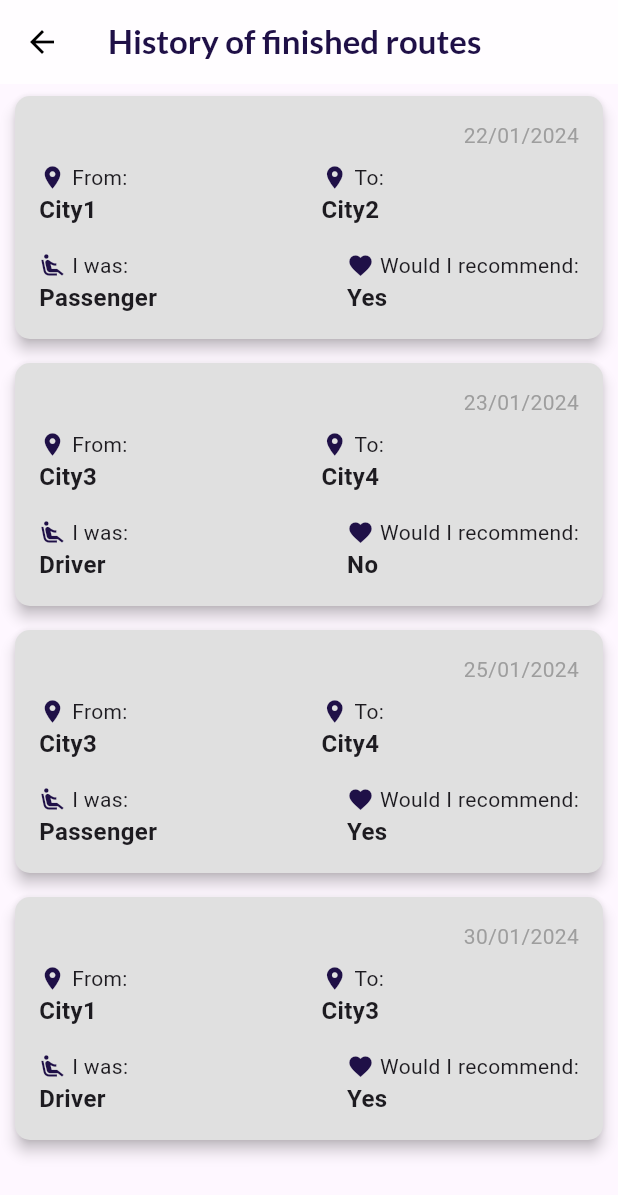
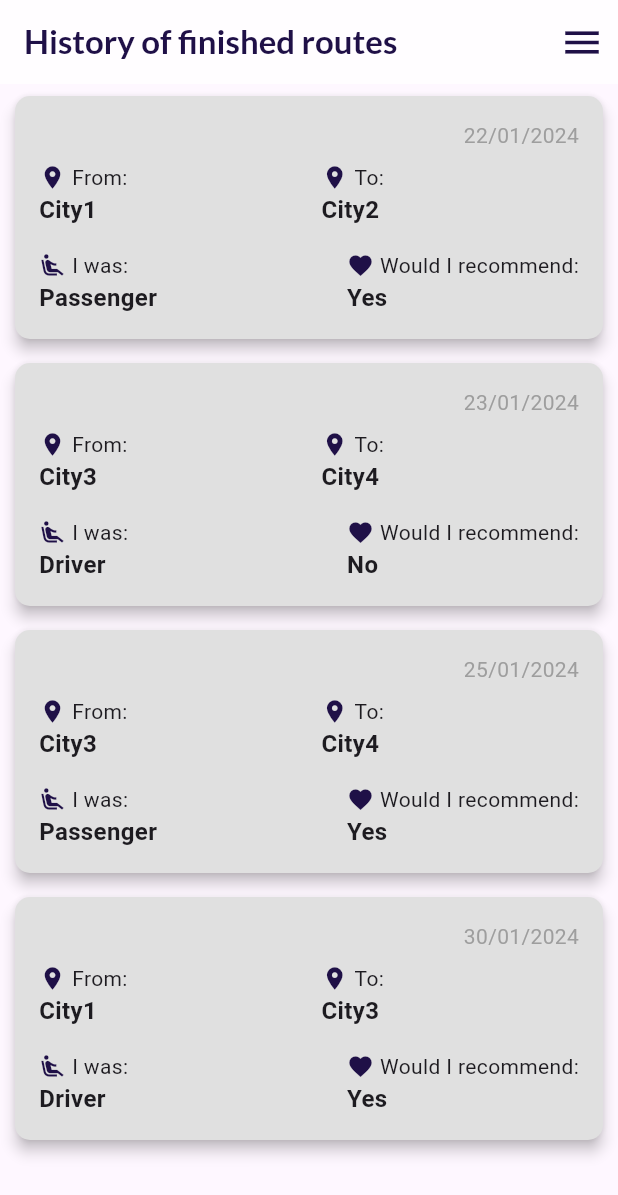
Before and after one commit to ElenaAtanasoska/RideShareApp, a Flutter app: the ProfileScreen screen opened by its route, after a tap on "View History", on a phone screen of 412 x 824 dp. Shown: the top 1195 px of the screen. Run offline on Flutter 3.47's test engine with Material 3 defaults, Android fonts, the phone set to English and light mode, and no system bars.

Commit message:
fix some navigation

```diff
--- a/lib/screens/history_screen.dart
+++ b/lib/screens/history_screen.dart
@@ -2,6 +2,7 @@ import 'package:flutter/material.dart';
 import 'package:ride_share/screens/profile_screen.dart';
 import 'package:ride_share/widgets/route_card_history.dart';
 import '../models/route_model.dart';
+import '../widgets/app_menu.dart';
 
 class HistoryScreen extends StatelessWidget {
   final List<RouteModel> historyRoutes = [
@@ -48,15 +49,11 @@ class HistoryScreen extends StatelessWidget {
           style: TextStyle(fontFamily: 'Lato', fontWeight: FontWeight.bold, color: Color(0xFF1F1047)),
         ),
         backgroundColor: Colors.white70,
-        leading: IconButton(
-          icon: const Icon(Icons.arrow_back, color: Colors.black,),
-          onPressed: () {
-            Navigator.pushReplacement(
-              context,
-              MaterialPageRoute(builder: (context) => ProfileScreen()),
-            );
-          },
-        ),
+        actions: [
+          AppMenu(),
+        ],
+        leading: null,
+        automaticallyImplyLeading: false,
       ),
       body: ListView.builder(
         itemCount: historyRoutes.length,
--- a/lib/screens/profile_screen.dart
+++ b/lib/screens/profile_screen.dart
@@ -1,5 +1,5 @@
 import 'package:flutter/material.dart';
-import 'package:ride_share/screens/routes_drivers_screen.dart';
+import '../widgets/app_menu.dart';
 import 'history_screen.dart';
 import '../models/profile_model.dart';
 import '../widgets/profile_card.dart';
@@ -24,15 +24,11 @@ class ProfileScreen extends StatelessWidget {
           style: TextStyle(fontFamily: 'Lato', fontWeight: FontWeight.bold, color: Color(0xFF1F1047)),
         ),
         centerTitle: true,
-        leading: IconButton(
-          icon: const Icon(Icons.arrow_back, color: Colors.black,),
-          onPressed: () {
-            Navigator.pushReplacement(
-              context,
-              MaterialPageRoute(builder: (context) => RoutesDriversScreen()),
-            );
-          },
-        ),
+        actions: [
+          AppMenu(),
+        ],
+        leading: null,
+        automaticallyImplyLeading: false,
       ),
       body: SingleChildScrollView(
         child: Padding(
```
